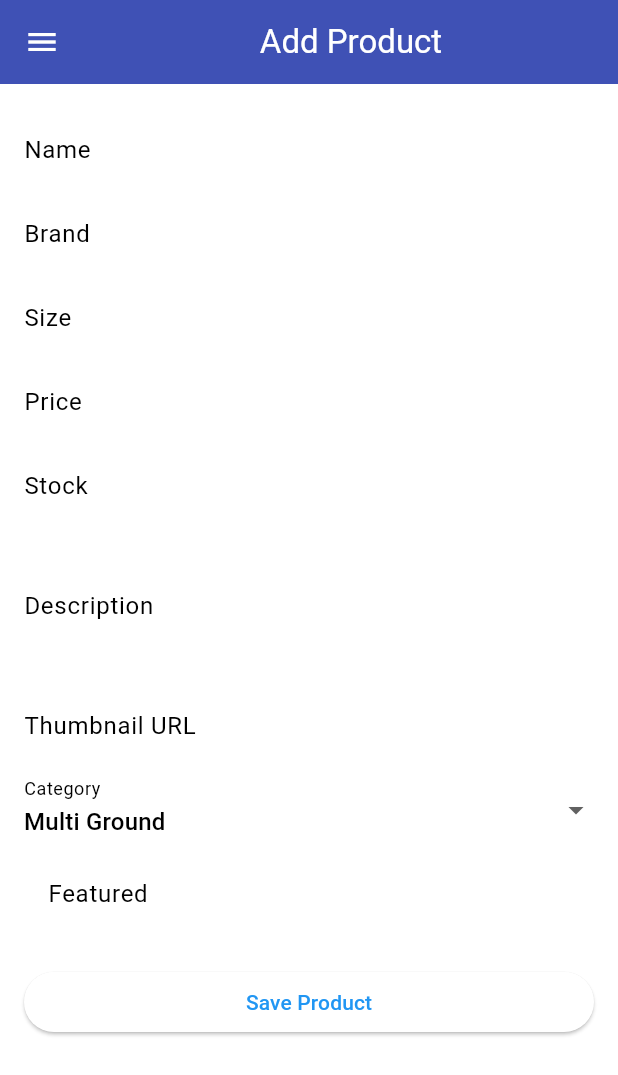
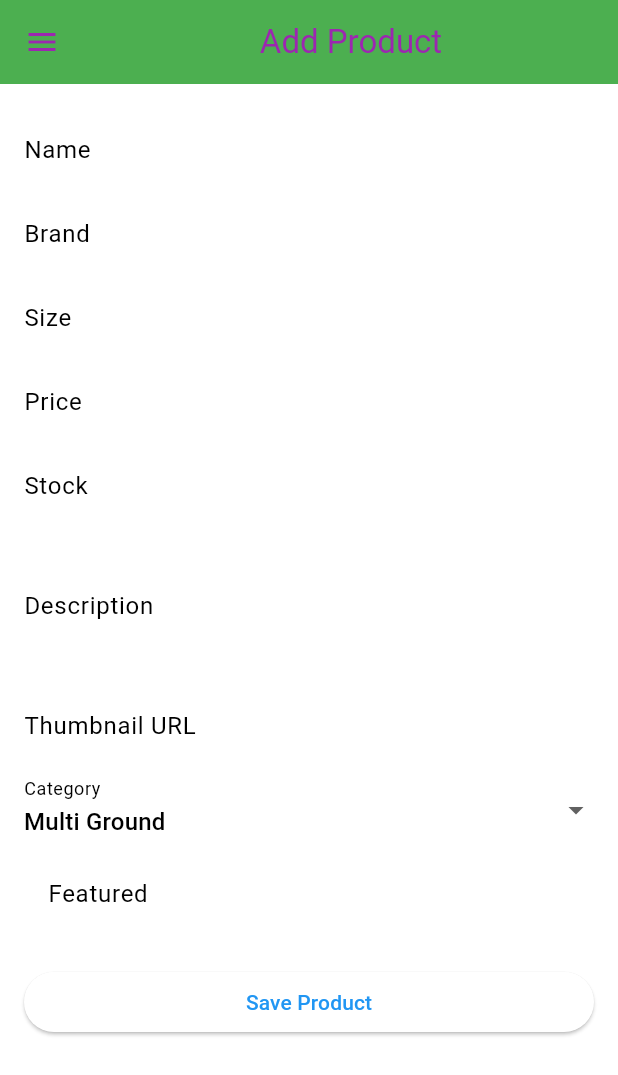
Before and after one commit to aiemusles/mycleats-mobile, a Flutter app: the screen it shows after launch, in the side drawer, after a tap on "Add Product", on a phone screen of 412 x 824 dp. Shown: the top 1075 px of the screen. Run offline on Flutter 3.47's test engine with Material 3 defaults, Android fonts, the light colour scheme and no system bars.

Commit message:
Slight color mod

```diff
--- a/mycleats/lib/screens/cleatslist_form.dart
+++ b/mycleats/lib/screens/cleatslist_form.dart
@@ -58,8 +58,8 @@ class _CleatsFormPageState extends State<CleatsFormPage> {
     return Scaffold(
       appBar: AppBar(
         title: const Center(child: Text('Add Product')),
-        backgroundColor: Colors.indigo,
-        foregroundColor: Colors.white,
+        backgroundColor: Colors.green,
+        foregroundColor: Colors.purple,
       ),
       drawer: LeftDrawer(),
       body: Padding(
```
